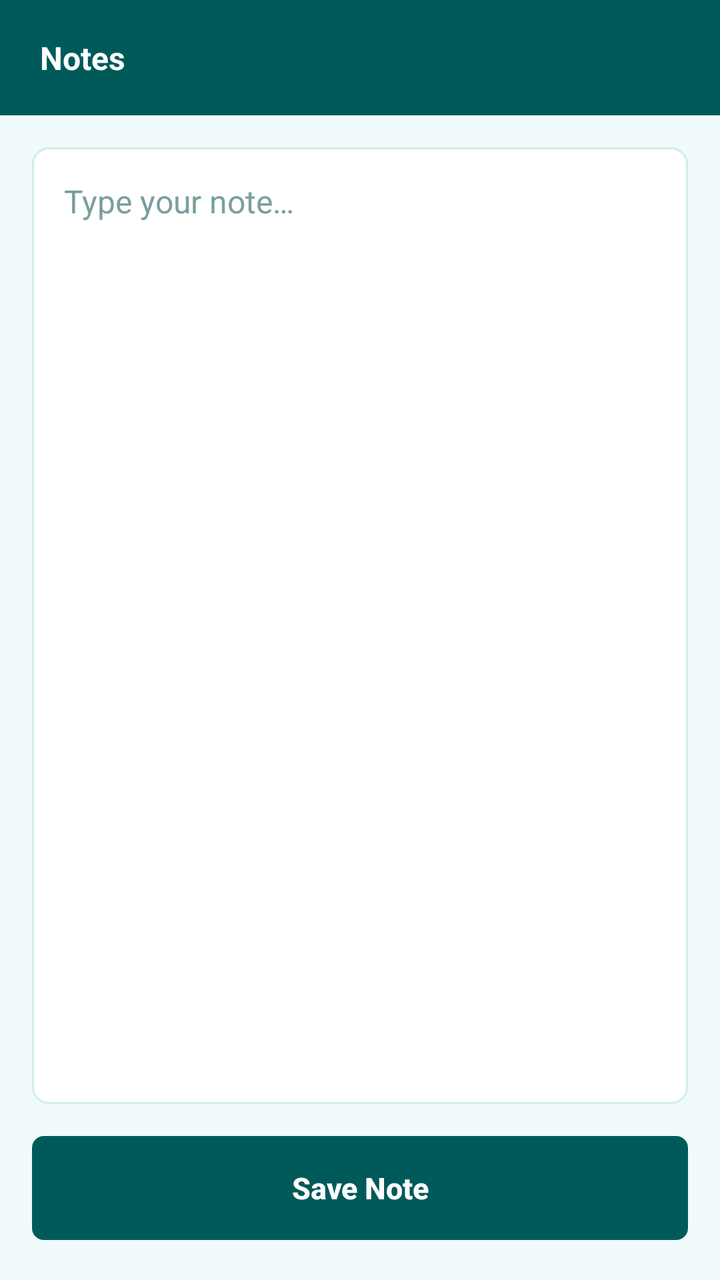
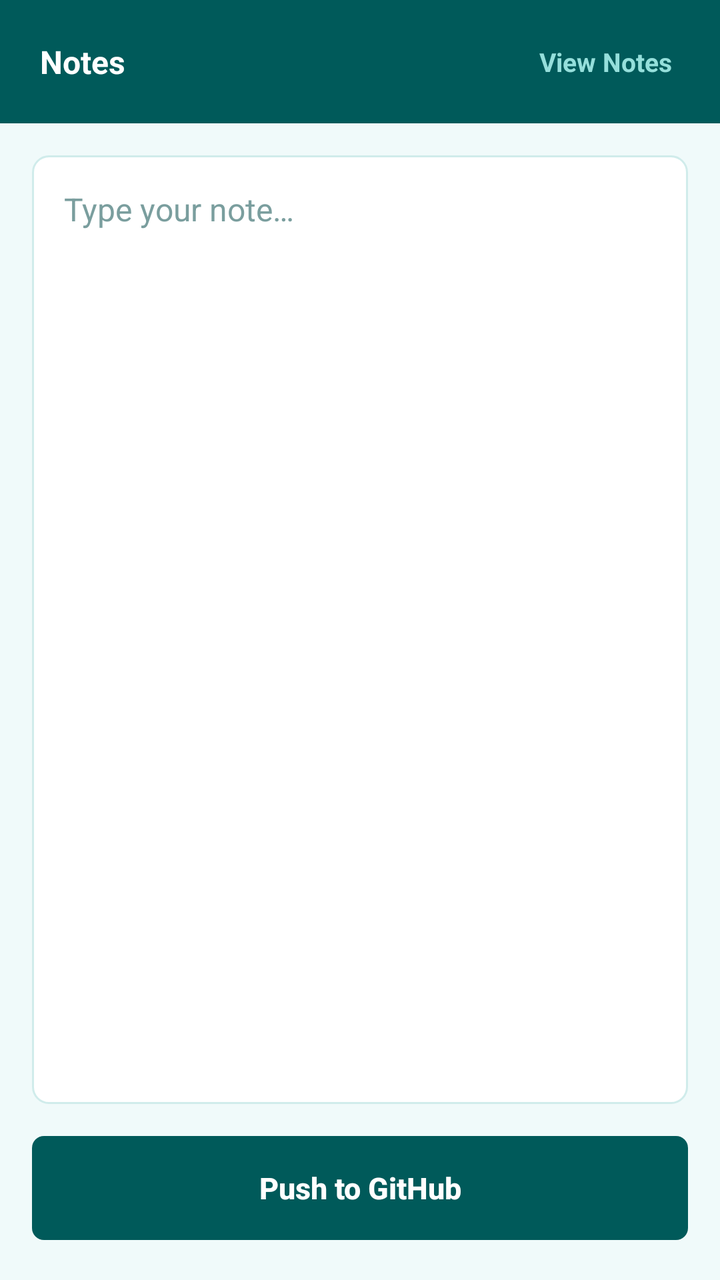

The first picture is an Android layout as it rendered before a commit; the second is the same layout after the commit. The layout source and the unified diff follow.
<!-- AndroidManifest.xml: application theme Theme.NotesPusher -->
<!-- res/layout/activity_main.xml -->
<?xml version="1.0" encoding="utf-8"?>
<androidx.constraintlayout.widget.ConstraintLayout xmlns:android="http://schemas.android.com/apk/res/android"
    xmlns:app="http://schemas.android.com/apk/res-auto"
    android:layout_width="match_parent"
    android:layout_height="match_parent"
    android:background="@color/surface_page">

    <TextView
        android:id="@+id/titleBar"
        android:layout_width="0dp"
        android:layout_height="wrap_content"
        android:background="@color/teal_900"
        android:paddingStart="20dp"
        android:paddingEnd="20dp"
        android:paddingTop="18dp"
        android:paddingBottom="18dp"
        android:text="@string/app_name"
        android:textColor="@color/white"
        android:textSize="16sp"
        android:textStyle="bold"
        app:layout_constraintTop_toTopOf="parent"
        app:layout_constraintStart_toStartOf="parent"
        app:layout_constraintEnd_toEndOf="parent" />

    <EditText
        android:id="@+id/noteInput"
        android:layout_width="0dp"
        android:layout_height="0dp"
        android:layout_marginStart="16dp"
        android:layout_marginTop="16dp"
        android:layout_marginEnd="16dp"
        android:layout_marginBottom="16dp"
        android:background="@drawable/bg_textarea"
        android:gravity="top|start"
        android:hint="@string/hint_note"
        android:textColorHint="@color/hint_text"
        android:inputType="textMultiLine|textCapSentences"
        android:overScrollMode="always"
        android:padding="16dp"
        android:textColor="@color/ink"
        android:textSize="16sp"
        app:layout_constraintTop_toBottomOf="@id/titleBar"
        app:layout_constraintBottom_toTopOf="@id/pushButton"
        app:layout_constraintStart_toStartOf="parent"
        app:layout_constraintEnd_toEndOf="parent" />

    <Button
        android:id="@+id/pushButton"
        android:layout_width="0dp"
        android:layout_height="52dp"
        android:layout_marginStart="16dp"
        android:layout_marginEnd="16dp"
        android:layout_marginBottom="20dp"
        android:background="@drawable/bg_button"
        android:elevation="0dp"
        android:stateListAnimator="@null"
        android:text="@string/btn_push"
        android:textAllCaps="false"
        android:textColor="@color/white"
        android:textSize="15sp"
        android:textStyle="bold"
        app:layout_constraintBottom_toBottomOf="parent"
        app:layout_constraintStart_toStartOf="parent"
        app:layout_constraintEnd_toEndOf="parent" />

</androidx.constraintlayout.widget.ConstraintLayout>
<!-- resources referenced by this layout -->
<resources>
  <color name="hint_text">#7A9E9E</color>
  <color name="ink">#012D2C</color>
  <color name="surface_page">#F0FAFA</color>
  <color name="teal_900">#005A5A</color>
  <color name="white">#FFFFFF</color>
  <!-- drawable bg_button (drawable) -->
  <?xml version="1.0" encoding="utf-8"?>
  <selector xmlns:android="http://schemas.android.com/apk/res/android">
      <item android:state_enabled="false">
          <shape android:shape="rectangle">
              <solid android:color="@color/teal_400" />
              <corners android:radius="6dp" />
          </shape>
      </item>
      <item android:state_pressed="true">
          <shape android:shape="rectangle">
              <solid android:color="@color/teal_700" />
              <corners android:radius="6dp" />
          </shape>
      </item>
      <item>
          <shape android:shape="rectangle">
              <solid android:color="@color/teal_900" />
              <corners android:radius="6dp" />
          </shape>
      </item>
  </selector>
  <!-- drawable bg_textarea (drawable) -->
  <?xml version="1.0" encoding="utf-8"?>
  <shape xmlns:android="http://schemas.android.com/apk/res/android" android:shape="rectangle">
      <solid android:color="@color/surface_card" />
      <stroke android:width="1dp" android:color="@color/border" />
      <corners android:radius="8dp" />
  </shape>
  <string name="app_name">Notes</string>
  <string name="btn_push">Save Note</string>
  <string name="hint_note">Type your note…</string>
  <style name="Theme.NotesPusher" parent="Theme.MaterialComponents.DayNight.NoActionBar">
          <item name="colorPrimary">@color/teal_900</item>
          <item name="colorPrimaryDark">@color/teal_900</item>
          <item name="colorAccent">@color/teal_700</item>
          <item name="android:windowBackground">@color/surface_page</item>
          <item name="android:statusBarColor">@color/teal_900</item>
      </style>
  <color name="teal_400">#50C1C1</color>
  <color name="teal_700">#008282</color>
  <color name="surface_card">#FFFFFF</color>
  <color name="border">#D0ECEB</color>
</resources>

<!-- the commit's change to res/layout/activity_main.xml (unified diff, before → after) -->
@@ -5,22 +5,42 @@
     android:layout_height="match_parent"
     android:background="@color/surface_page">
 
-    <TextView
+    <LinearLayout
         android:id="@+id/titleBar"
         android:layout_width="0dp"
         android:layout_height="wrap_content"
+        android:orientation="horizontal"
+        android:gravity="center_vertical"
         android:background="@color/teal_900"
         android:paddingStart="20dp"
         android:paddingEnd="20dp"
         android:paddingTop="18dp"
         android:paddingBottom="18dp"
-        android:text="@string/app_name"
-        android:textColor="@color/white"
-        android:textSize="16sp"
-        android:textStyle="bold"
         app:layout_constraintTop_toTopOf="parent"
         app:layout_constraintStart_toStartOf="parent"
-        app:layout_constraintEnd_toEndOf="parent" />
+        app:layout_constraintEnd_toEndOf="parent">
+
+        <TextView
+            android:layout_width="0dp"
+            android:layout_height="wrap_content"
+            android:layout_weight="1"
+            android:text="@string/app_name"
+            android:textColor="@color/white"
+            android:textSize="16sp"
+            android:textStyle="bold" />
+
+        <TextView
+            android:id="@+id/viewNotesBtn"
+            android:layout_width="wrap_content"
+            android:layout_height="wrap_content"
+            android:clickable="true"
+            android:focusable="true"
+            android:padding="4dp"
+            android:text="@string/view_notes_btn"
+            android:textColor="@color/teal_100"
+            android:textSize="13sp"
+            android:textStyle="bold" />
+    </LinearLayout>
 
     <EditText
         android:id="@+id/noteInput"
<!-- resource entries referenced after the edit -->
@@ -3,6 +3,7 @@
   <color name="hint_text">#7A9E9E</color>
   <color name="ink">#012D2C</color>
   <color name="surface_page">#F0FAFA</color>
+  <color name="teal_100">#95DFDB</color>
   <color name="teal_900">#005A5A</color>
   <color name="white">#FFFFFF</color>
   <!-- drawable bg_button (drawable) -->
@@ -35,8 +36,9 @@
       <corners android:radius="8dp" />
   </shape>
   <string name="app_name">Notes</string>
-  <string name="btn_push">Save Note</string>
+  <string name="btn_push">Push to GitHub</string>
   <string name="hint_note">Type your note…</string>
+  <string name="view_notes_btn">View Notes</string>
   <style name="Theme.NotesPusher" parent="Theme.MaterialComponents.DayNight.NoActionBar">
           <item name="colorPrimary">@color/teal_900</item>
           <item name="colorPrimaryDark">@color/teal_900</item>
